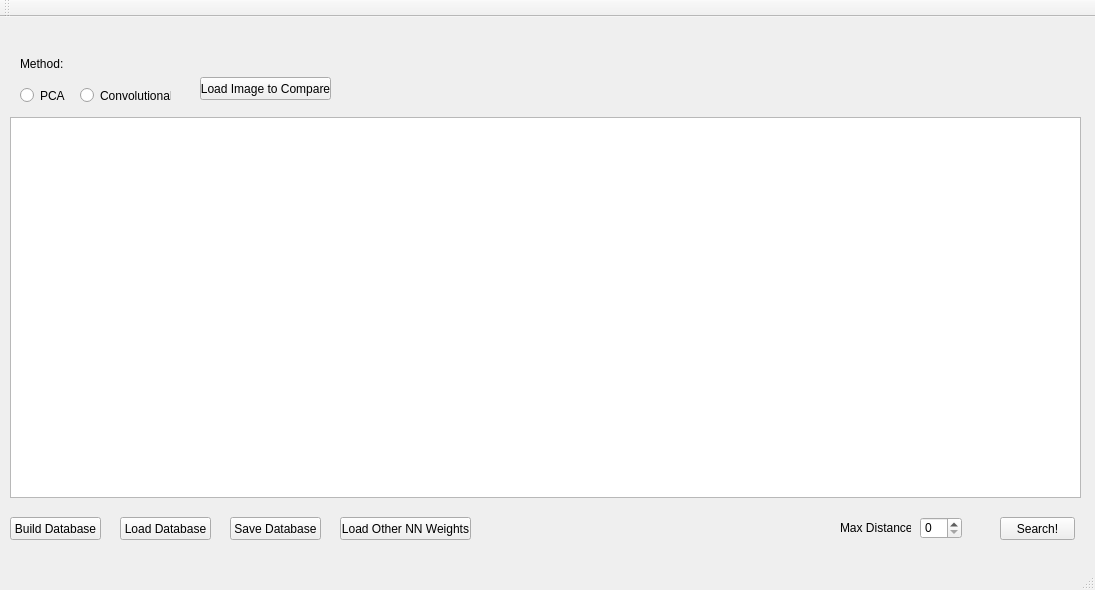
The window that ImageSimilarity/mainwindow.ui (alexjanns/image-similarity) describes before a commit, drawn with Qt 5.
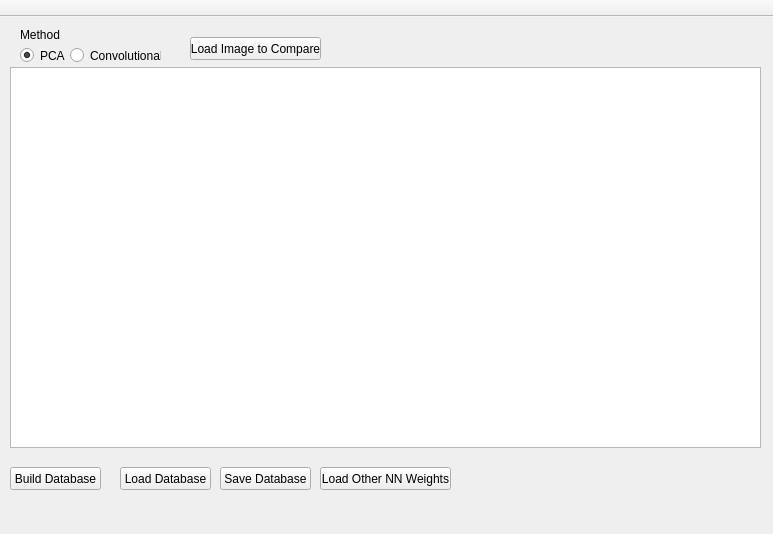
The same window after the commit.

```diff
--- a/ImageSimilarity/mainwindow.ui
+++ b/ImageSimilarity/mainwindow.ui
@@ -6,8 +6,8 @@
    <rect>
     <x>0</x>
     <y>0</y>
-    <width>1095</width>
-    <height>590</height>
+    <width>773</width>
+    <height>534</height>
    </rect>
   </property>
   <property name="windowTitle">
@@ -18,8 +18,8 @@
     <property name="geometry">
      <rect>
       <x>10</x>
-      <y>100</y>
-      <width>1071</width>
+      <y>50</y>
+      <width>751</width>
       <height>381</height>
      </rect>
     </property>
@@ -28,7 +28,7 @@
     <property name="geometry">
      <rect>
       <x>20</x>
-      <y>70</y>
+      <y>30</y>
       <width>82</width>
       <height>17</height>
      </rect>
@@ -36,12 +36,15 @@
     <property name="text">
      <string>PCA</string>
     </property>
+    <property name="checked">
+     <bool>true</bool>
+    </property>
    </widget>
    <widget class="QRadioButton" name="radioButton_CONV">
     <property name="geometry">
      <rect>
-      <x>80</x>
-      <y>70</y>
+      <x>70</x>
+      <y>30</y>
       <width>91</width>
       <height>17</height>
      </rect>
@@ -54,7 +57,7 @@
     <property name="geometry">
      <rect>
       <x>10</x>
-      <y>500</y>
+      <y>450</y>
       <width>91</width>
       <height>23</height>
      </rect>
@@ -67,9 +70,9 @@
     <property name="geometry">
      <rect>
       <x>20</x>
-      <y>40</y>
-      <width>47</width>
-      <height>13</height>
+      <y>10</y>
+      <width>41</width>
+      <height>16</height>
      </rect>
     </property>
     <property name="text">
@@ -80,7 +83,7 @@
     <property name="geometry">
      <rect>
       <x>120</x>
-      <y>500</y>
+      <y>450</y>
       <width>91</width>
       <height>23</height>
      </rect>
@@ -92,8 +95,8 @@
    <widget class="QPushButton" name="pushButton_ldIMG">
     <property name="geometry">
      <rect>
-      <x>200</x>
-      <y>60</y>
+      <x>190</x>
+      <y>20</y>
       <width>131</width>
       <height>23</height>
      </rect>
@@ -105,8 +108,8 @@
    <widget class="QPushButton" name="pushButton_ldWTH">
     <property name="geometry">
      <rect>
-      <x>340</x>
-      <y>500</y>
+      <x>320</x>
+      <y>450</y>
       <width>131</width>
       <height>23</height>
      </rect>
@@ -118,8 +121,8 @@
    <widget class="QPushButton" name="pushButton_saveDB">
     <property name="geometry">
      <rect>
-      <x>230</x>
-      <y>500</y>
+      <x>220</x>
+      <y>450</y>
       <width>91</width>
       <height>23</height>
      </rect>
@@ -182,6 +185,12 @@
    </property>
   </widget>
   <widget class="QToolBar" name="mainToolBar">
+   <property name="movable">
+    <bool>false</bool>
+   </property>
+   <property name="floatable">
+    <bool>false</bool>
+   </property>
    <attribute name="toolBarArea">
     <enum>TopToolBarArea</enum>
    </attribute>
@@ -189,7 +198,14 @@
     <bool>false</bool>
    </attribute>
   </widget>
-  <widget class="QStatusBar" name="statusBar"/>
+  <widget class="QStatusBar" name="statusBar">
+   <property name="enabled">
+    <bool>true</bool>
+   </property>
+   <property name="sizeGripEnabled">
+    <bool>false</bool>
+   </property>
+  </widget>
  </widget>
  <layoutdefault spacing="6" margin="11"/>
  <resources/>
```
Left out of the diff: 2 changed lines with no effect on the pictures.
